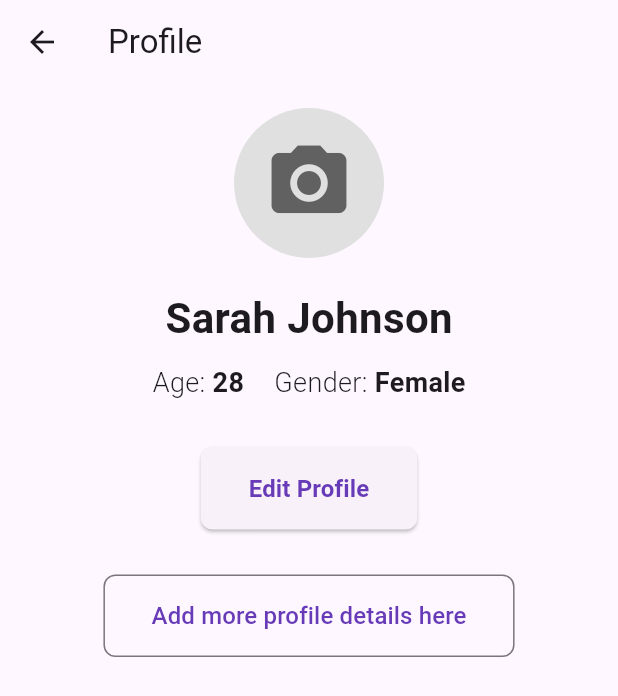
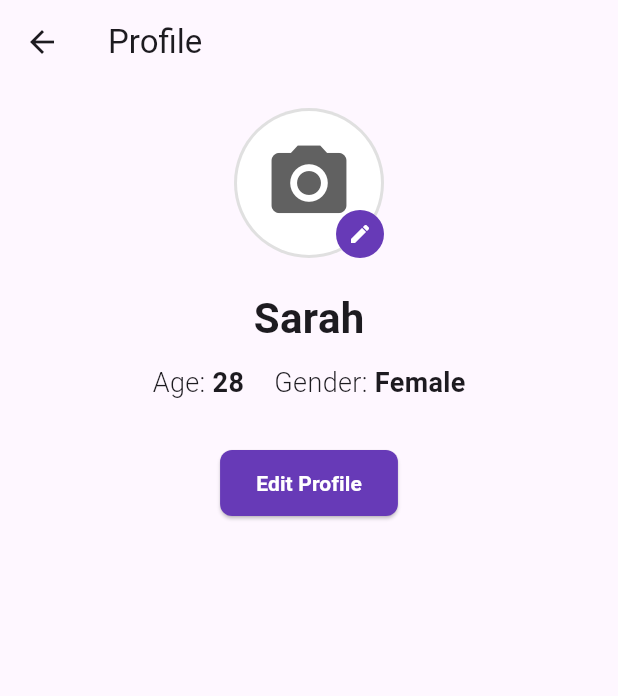
Before and after one commit to FahriBilici/synkronize_app, a Flutter app: the ProfileView screen opened by its route, on a phone screen of 412 x 824 dp. Shown: the top 696 px of the screen. Run offline on Flutter 3.47's test engine with Material 3 defaults, Android fonts, the phone set to English and light mode, and no system bars; our stand-ins replace firebase_core, get, sign_in_button; missing offline and left inert: web3auth_flutter; accounts and stored records are empty.

Commit message:
Improve the chat view and profile view

```diff
--- a/lib/views/profile_view.dart
+++ b/lib/views/profile_view.dart
@@ -14,20 +14,42 @@ class ProfileView extends StatelessWidget {
         child: Column(
           crossAxisAlignment: CrossAxisAlignment.center,
           children: [
-            // Profile Picture Placeholder
+            // Profile Picture Placeholder with Border and Edit Button
+            Stack(
+              children: [
                 CircleAvatar(
                   radius: 50,
                   backgroundColor: Colors.grey[300],
+                  child: CircleAvatar(
+                    radius: 48,
+                    backgroundColor: Colors.white,
                     child: Icon(
                       Icons.camera_alt,
                       size: 60,
                       color: Colors.grey[700],
                     ),
                   ),
+                ),
+                Positioned(
+                  right: 0,
+                  bottom: 0,
+                  child: CircleAvatar(
+                    radius: 16,
+                    backgroundColor: Colors.deepPurple,
+                    child: IconButton(
+                      icon: const Icon(Icons.edit, size: 16, color: Colors.white),
+                      onPressed: () {
+                        // Add edit functionality here
+                      },
+                    ),
+                  ),
+                ),
+              ],
+            ),
             const SizedBox(height: 20),
             // Basic Details
             const Text(
-              'Sarah Johnson',
+              'Sarah',
               style: TextStyle(
                 fontSize: 28,
                 fontWeight: FontWeight.bold,
@@ -75,8 +97,9 @@ class ProfileView extends StatelessWidget {
                 // Add edit functionality here
               },
               style: ElevatedButton.styleFrom(
-                foregroundColor: Colors.deepPurple,
-                padding: const EdgeInsets.symmetric(horizontal: 32, vertical: 16),
+                foregroundColor: Colors.white,
+                backgroundColor: Colors.deepPurple,
+                padding: const EdgeInsets.symmetric(horizontal: 24, vertical: 12),
                 shape: RoundedRectangleBorder(
                   borderRadius: BorderRadius.circular(8),
                 ),
@@ -84,28 +107,8 @@ class ProfileView extends StatelessWidget {
               child: const Text(
                 'Edit Profile',
                 style: TextStyle(
-                  fontSize: 16,
+                  fontSize: 14,
                   fontWeight: FontWeight.bold,
-                ),
-              ),
-            ),
-            const SizedBox(height: 30),
-            // Additional Details Section
-            OutlinedButton(
-              onPressed: () {
-                // Add functionality to expand or provide further personal information
-              },
-              style: OutlinedButton.styleFrom(
-                padding: const EdgeInsets.symmetric(horizontal: 32, vertical: 16),
-                shape: RoundedRectangleBorder(
-                  borderRadius: BorderRadius.circular(8),
-                ),
-              ),
-              child: const Text(
-                'Add more profile details here',
-                style: TextStyle(
-                  fontSize: 16,
-                  color: Colors.deepPurple,
                 ),
               ),
             ),
```
Also changed, not shown: lib/views/chat_view.dart (+42 -7 lines). Lines whose indentation alone changed are shown as unchanged.
